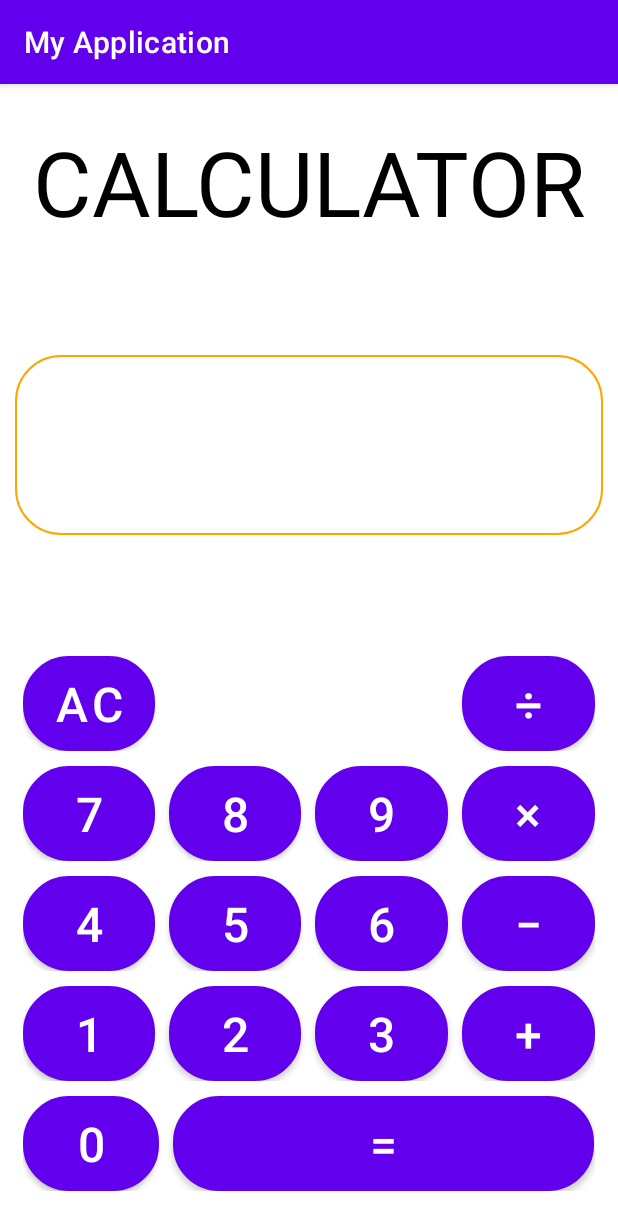
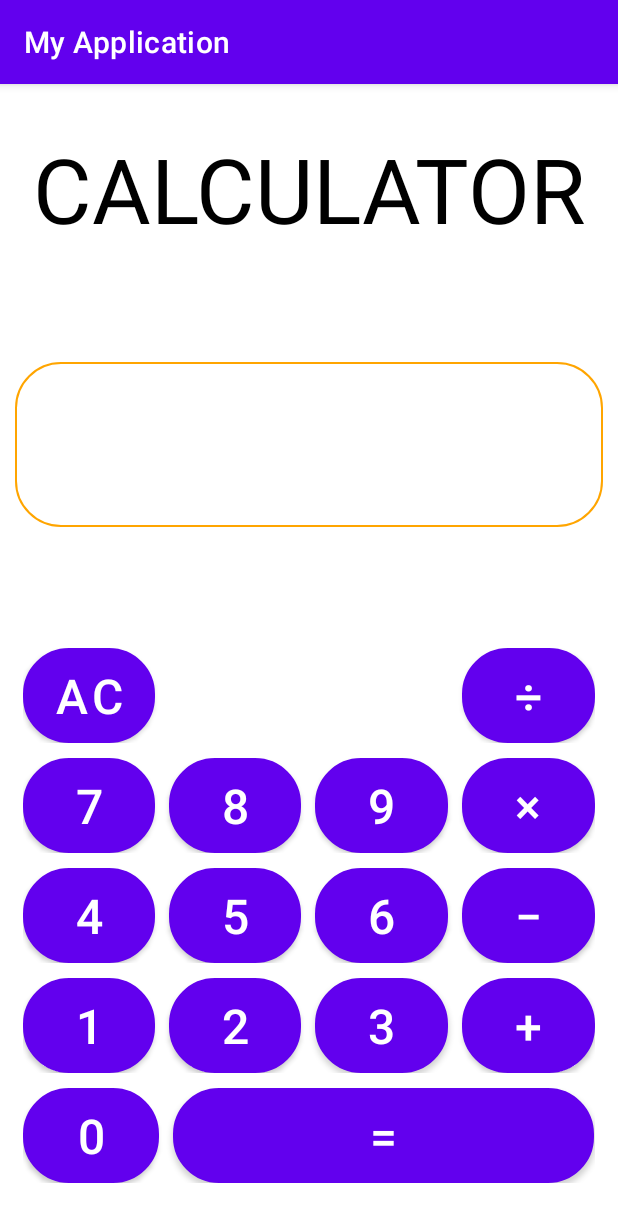
Before and after one commit to Famiesta/Calculator1_android, an Android app: the screen it shows after launch (MainActivity), on a phone screen of 412 x 824 dp. Shown: the top 1230 px of the screen. Run offline under Robolectric (Android 15) with nearby library versions, the phone set to English and light mode, and no system bars.

Commit message:
chỉnh sửa hiển thị 1 dòng

```diff
--- a/app/src/main/res/layout/activity_main.xml
+++ b/app/src/main/res/layout/activity_main.xml
@@ -23,13 +23,15 @@
         <TextView
             android:id="@+id/input"
             android:layout_width="match_parent"
-            android:layout_height="120dp"
+            android:layout_height="110dp"
+            android:paddingTop="10dp"
+            android:paddingBottom="10dp"
             android:gravity="center|right"
             android:hint="I"
             android:autoSizeTextType="uniform"
             android:textColor="#000"
             android:background="@drawable/vien"
-            android:textSize="80sp"/>
+            android:textSize="65sp"/>
     </LinearLayout>
     <TableLayout
         android:layout_width="match_parent"
```
